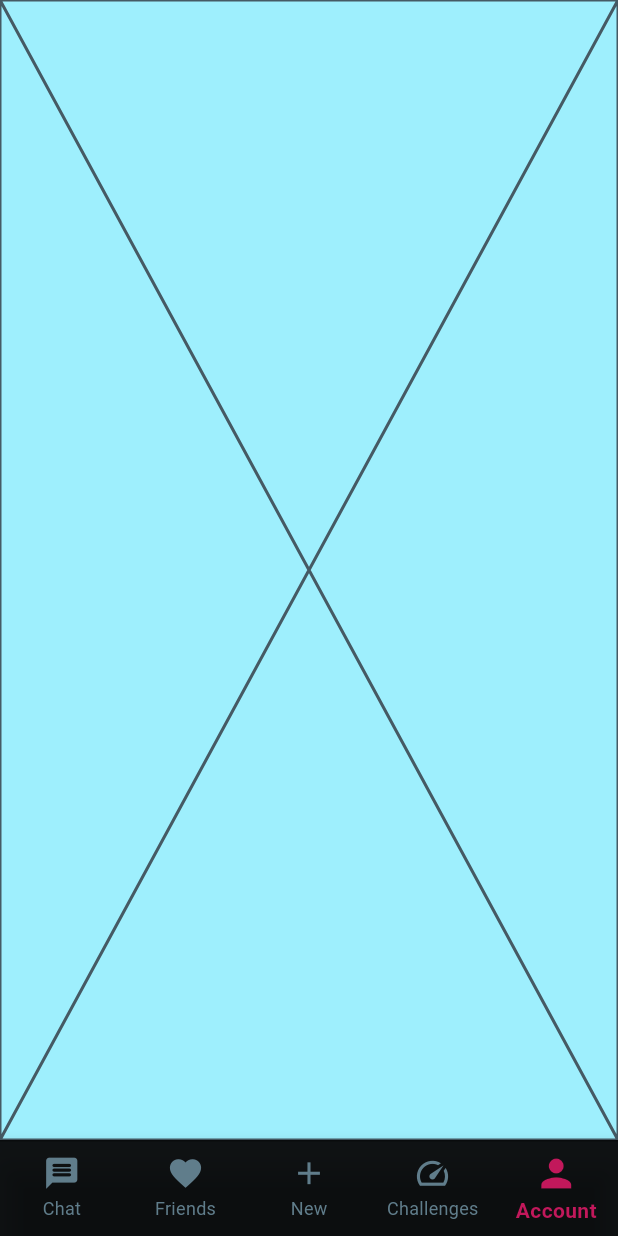
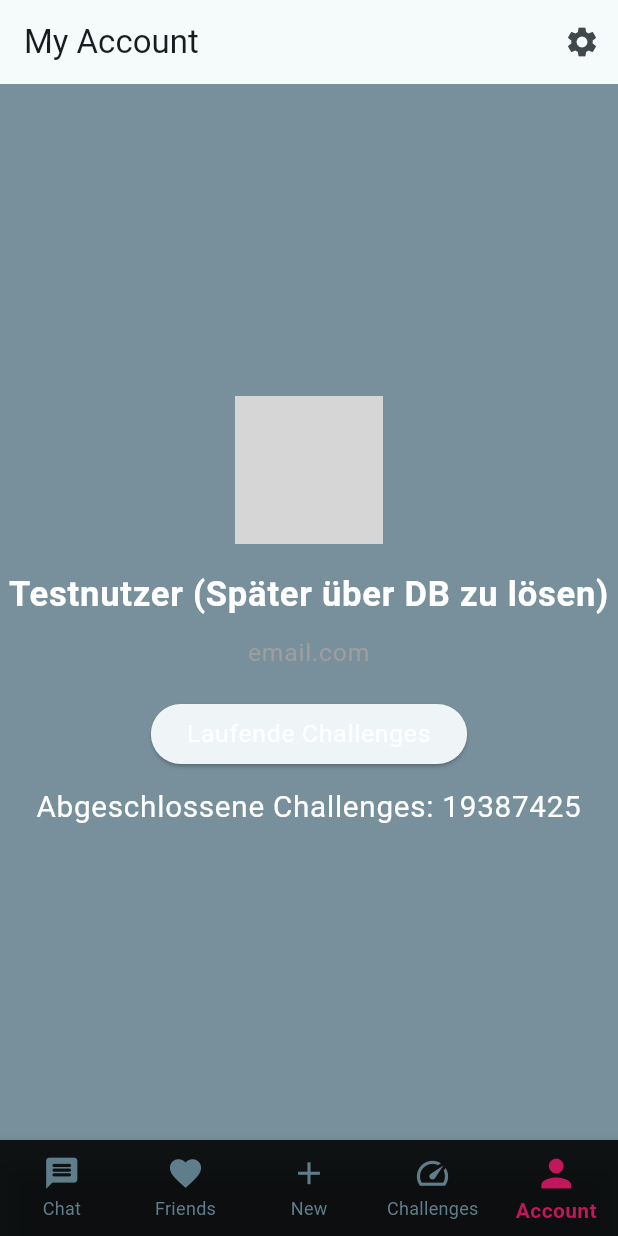
Before and after one commit to DankoRother/Prog-JoWi-DaRo, a Flutter app: the screen it shows after launch, item 5 of the bottom bar chosen, on a phone screen of 412 x 824 dp. Run offline on Flutter 3.47's test engine with Material 3 defaults, Android fonts, the phone set to English and light mode, and no system bars; grey boxes are pictures that could not be loaded.

Commit message:
my Account Seite angefangen

```diff
--- a/lib/main.dart
+++ b/lib/main.dart
@@ -6,7 +6,7 @@ import 'settings.dart';
 import 'current_challenges.dart';
 import 'create_challenges.dart';
 import 'welcome_screen.dart';
-
+import 'my_account.dart';
 
 void main() {
   runApp(const MyApp());
@@ -77,7 +77,7 @@ class _MyHomePageState extends State<MyHomePage> {
         page = CurrentChallenges();
         break;
       case 4:
-        page = Placeholder();
+        page = MyAccountState();
       default:
         throw UnimplementedError('no widget for $selectedIndex');
     }
--- /dev/null
+++ b/lib/my_account.dart
@@ -0,0 +1,100 @@
+import 'package:flutter/cupertino.dart';
+import 'package:flutter/material.dart';
+import 'package:flutter/painting.dart';
+
+import 'settings.dart';
+import 'current_challenges.dart';
+import 'main.dart';
+
+class MyAccountState extends StatefulWidget {
+  @override
+  _MyAccountState createState() => _MyAccountState();
+}
+
+class _MyAccountState extends State<MyAccountState> {
+  //Test data TODO: Nutzerdatenbankanbindung
+  String userName = "Testnutzer (Später über DB zu lösen)";
+  String email = "email.com";
+  int completedChallenges = 19387425;
+
+  @override
+  Widget build(BuildContext context) {
+    return Scaffold(
+      appBar: AppBar(
+        title: Text("My Account"),
+        actions: [
+          IconButton(
+            icon: Icon(Icons.settings),
+            onPressed: () {
+              // Navigate to settings page
+              Navigator.push(
+                context,
+                MaterialPageRoute(builder: (context) => SettingsPage()),
+              );
+            },
+          ),
+        ],
+      ),
+      body: LayoutBuilder(
+        builder: (BuildContext context, BoxConstraints constraints) {
+          // Calculate dynamic values based on screen size
+          double screenWidth = constraints.maxWidth;
+          double screenHeight = constraints.maxHeight;
+
+          return Center(
+            child: Column(
+              mainAxisAlignment: MainAxisAlignment.center,
+              children: <Widget>[
+                CircleAvatar(
+                  radius: screenHeight * 0.07,
+                  // Dynamic radius based on screen height
+                  backgroundImage: AssetImage(
+                      'assets/images/profile_placeholder.png'),
+                ),
+                SizedBox(height: screenHeight * 0.025), // Dynamic spacing
+                Text(
+                  textAlign: TextAlign.center,
+                  maxLines: 1,
+                  userName,
+                  style: standardText.copyWith(
+                    fontSize: standardText.fontSize! * 1.4,
+                    fontWeight: FontWeight.bold,
+                  ),
+                ),
+                SizedBox(height: screenHeight * 0.015), // Dynamic spacing
+                Text(
+                  textAlign: TextAlign.center,
+                  email,
+                  style: standardText.copyWith(color: Colors.grey),
+                ),
+                SizedBox(height: screenHeight * 0.025), // Dynamic spacing
+                ElevatedButton(
+                  onPressed: () {
+                    Navigator.push(
+                      context,
+                      MaterialPageRoute(
+                          builder: (context) => CurrentChallenges()),
+                    );
+                  },
+                  child: Text(
+                    textAlign: TextAlign.center,
+                    "Laufende Challenges",
+                    style: standardText,
+                  ),
+                ),
+                SizedBox(height: screenHeight * 0.015), // Dynamic spacing
+                Text(
+                  textAlign: TextAlign.center,
+                  "Abgeschlossene Challenges: $completedChallenges",
+                  style: standardText.copyWith(
+                    fontSize: standardText.fontSize! * 1.2,
+                  ),
+                ),
+              ],
+            ),
+          );
+        },
+      ),
+    );
+  }
+}
```
